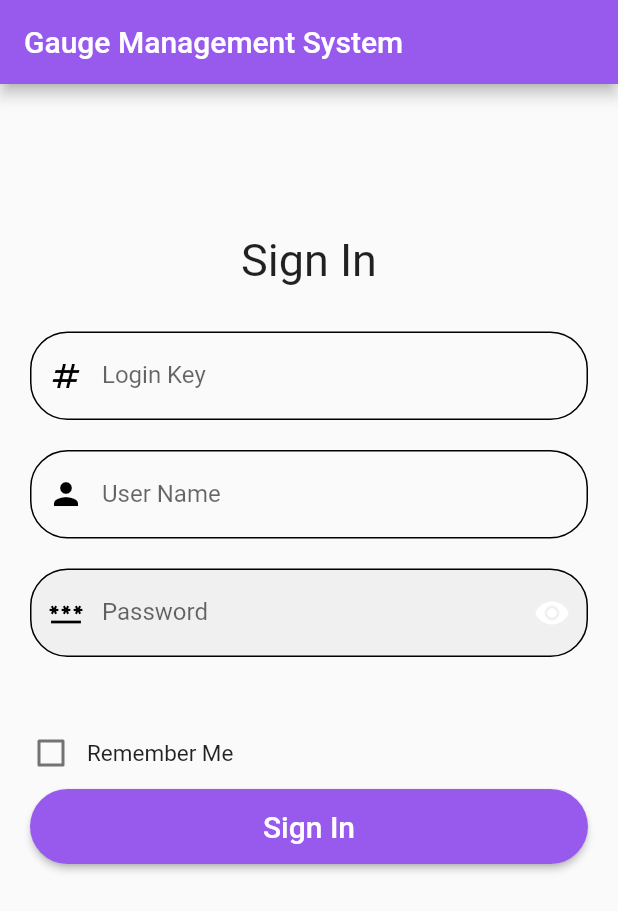
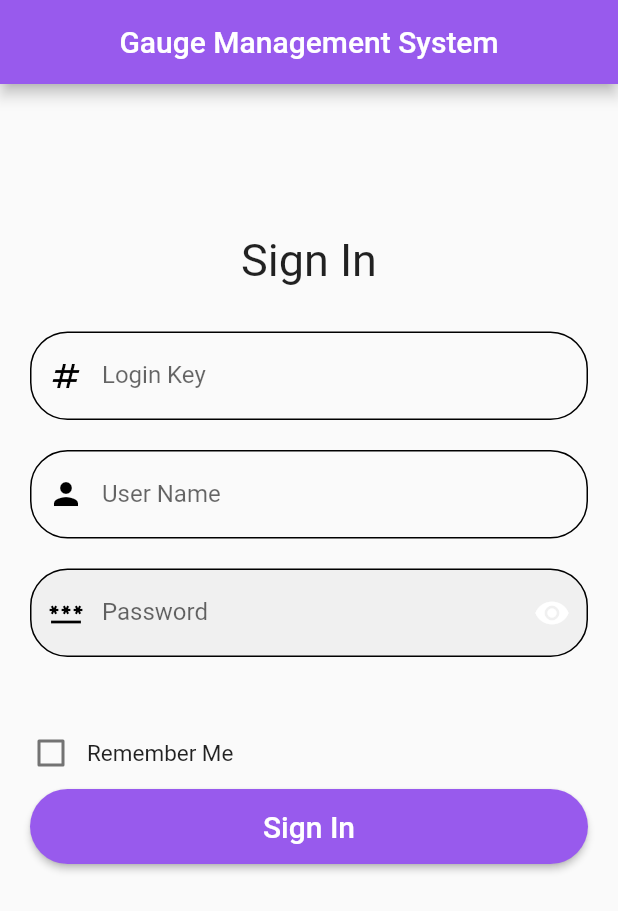
Before and after one commit to maestro3517/FlutterQRApp, a Flutter app: the screen it shows after launch, on a phone screen of 412 x 824 dp. Shown: the top 911 px of the screen. Run offline on Flutter 3.47's test engine with Material 2 defaults, Android fonts, the phone set to English and light mode, and no system bars; our stand-ins replace animated_splash_screen, cached_network_image, localstorage, nb_utils, page_transition; missing offline and left inert: encrypt, qr_code_scanner.

Commit message:
Center Title/Removed Back Arrow

```diff
--- a/lib/main.dart
+++ b/lib/main.dart
@@ -35,7 +35,7 @@ class LoginWrapper extends StatelessWidget {
   @override
   Widget build(BuildContext context) {
     return Scaffold(
-        appBar: AppBar(title: const Text(_title)),
+        appBar: AppBar(title: const Text(_title),automaticallyImplyLeading: false,centerTitle: true,),
         body: const LoginStatefulWidget(),
     );
   }
```
